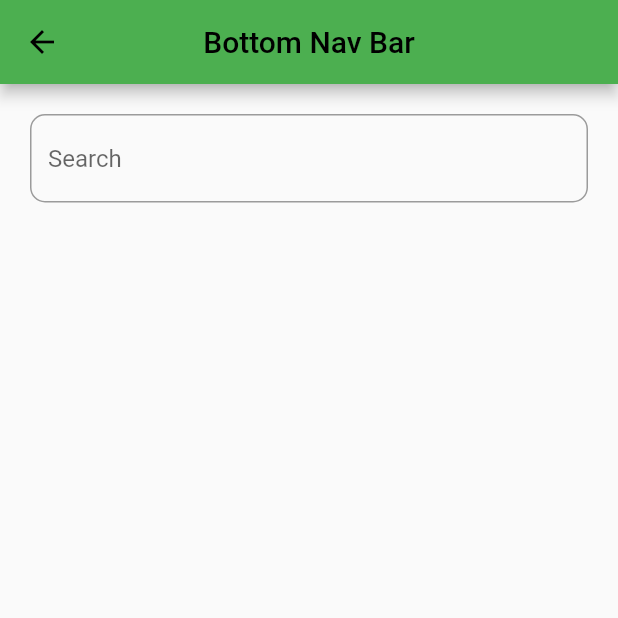
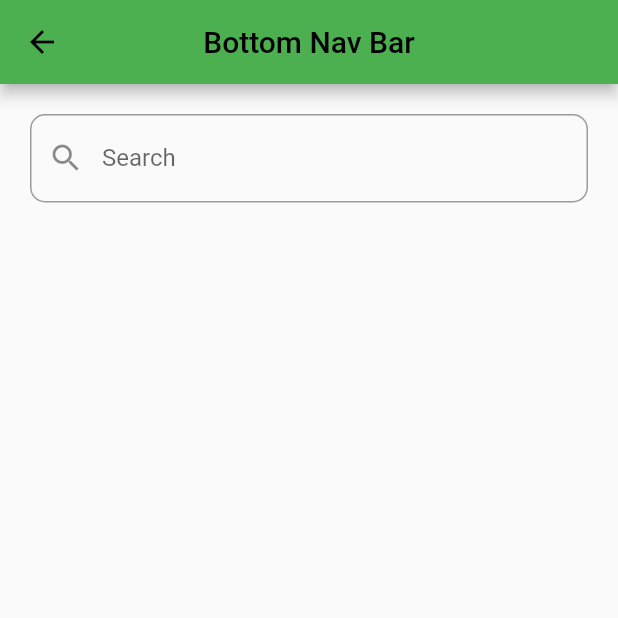
Before and after one commit to IacopoMelani/Flutter-Template, a Flutter app: the MainView screen opened directly, swiped to page 2, on a phone screen of 412 x 824 dp, the top half of it. Run offline on Flutter 3.47's test engine with Material 2 defaults, Android fonts, the light colour scheme and no system bars; our stand-ins replace adaptive_theme, bloc, flutter_bloc, shared_preferences, yaml; accounts and stored records are empty.

Commit message:
Start custom TextField

```diff
--- a/lib/views/pages/login_view.dart
+++ b/lib/views/pages/login_view.dart
@@ -7,6 +7,8 @@ import 'package:flutter_btmnavbar/bloc/login/login_event.dart';
 import 'package:flutter_btmnavbar/bloc/login/login_state.dart';
 import 'package:flutter_btmnavbar/mixins/snackbar.dart';
 import 'package:flutter_btmnavbar/services/auth_services.dart';
+import 'package:flutter_btmnavbar/styles/color.dart';
+import 'package:flutter_btmnavbar/widgets/inputs/my_text_field.dart';
 import 'package:flutter_btmnavbar/widgets/loadings/circular_progress_indicator.dart';
 
 class LoginView extends StatefulWidget {
@@ -56,6 +58,7 @@ class _SignInFormState extends State<_SignInForm> with MySnackBar {
   final _emailController = TextEditingController();
   final _passwordController = TextEditingController();
   bool _autoValidate = false;
+  bool _passwordVisible = false;
 
   @override
   Widget build(BuildContext context) {
@@ -113,7 +116,6 @@ class _SignInFormState extends State<_SignInForm> with MySnackBar {
                 labelText: 'Email',
                 hintText: 'Enter valid email id as abc@gmail.com',
               ),
-              validator: (value) => value == null ? 'La mail è obbligatoria' : null,
             ),
           ),
           Padding(
@@ -123,16 +125,35 @@ class _SignInFormState extends State<_SignInForm> with MySnackBar {
               top: 25.0,
               bottom: 0,
             ),
-            child: TextFormField(
+            child: MyTextField(
+              labelText: 'Password',
               controller: _passwordController,
-              obscureText: true,
-              decoration: InputDecoration(
-                border: OutlineInputBorder(),
-                labelText: 'Password',
-                hintText: 'Enter secure password',
+              hintText: 'Enter password',
+              obscureText: !_passwordVisible,
+              suffixIcon: IconButton(
+                highlightColor: Colors.transparent,
+                splashColor: Colors.transparent,
+                hoverColor: Colors.transparent,
+                icon: Icon(
+                  _passwordVisible ? Icons.visibility : Icons.visibility_off,
+                  color: ColorApp.primaryColorLight,
+                ),
+                onPressed: () => setState(
+                  () {
+                    _passwordVisible = !_passwordVisible;
+                  },
+                ),
               ),
-              validator: (value) => value == null ? 'la password è obbligatoria' : null,
             ),
+// TextFormField(
+//               controller: _passwordController,
+//               obscureText: true,
+//               decoration: InputDecoration(
+//                 border: OutlineInputBorder(),
+//                 labelText: 'Password',
+//                 hintText: 'Enter secure password',
+//               ),
+//             ),
           ),
           SizedBox(
             height: 45,
--- a/lib/views/pages/search_view.dart
+++ b/lib/views/pages/search_view.dart
@@ -1,4 +1,5 @@
 import 'package:flutter/material.dart';
+import 'package:flutter_btmnavbar/widgets/inputs/my_text_field.dart';
 
 class Search extends StatefulWidget {
   const Search({Key? key}) : super(key: key);
@@ -18,13 +19,10 @@ class _SearchState extends State<Search> {
           crossAxisAlignment: CrossAxisAlignment.start,
           children: [
             Expanded(
-              child: TextField(
-                decoration: InputDecoration(
-                  hintText: 'Search',
-                  border: OutlineInputBorder(
-                    borderRadius: BorderRadius.circular(10),
-                  ),
-                ),
+              child: MyTextField(
+                labelText: "Search",
+                type: TextFieldType.search,
+                prefixIcon: Icon(Icons.search),
               ),
             ),
           ],
--- /dev/null
+++ b/lib/widgets/inputs/my_text_field.dart
@@ -0,0 +1,51 @@
+import 'package:flutter/material.dart';
+
+enum TextFieldType {
+  search,
+  text,
+}
+
+class MyTextField extends StatelessWidget {
+  final String labelText;
+  final String? hintText;
+  final Widget? prefixIcon;
+  final Widget? suffixIcon;
+  final bool? autofocus;
+  final bool? obscureText;
+  final bool? autocorrect;
+  final TextFieldType type;
+  final TextEditingController? controller;
+  final TextInputType? keyboardType;
+
+  const MyTextField({
+    Key? key,
+    required this.labelText,
+    this.type = TextFieldType.text,
+    this.hintText,
+    this.autocorrect,
+    this.autofocus,
+    this.controller,
+    this.keyboardType,
+    this.prefixIcon,
+    this.obscureText,
+    this.suffixIcon,
+  }) : super(key: key);
+
+  @override
+  Widget build(BuildContext context) => TextField(
+        autofocus: autofocus ?? false,
+        controller: controller,
+        keyboardType: keyboardType,
+        autocorrect: false,
+        obscureText: obscureText ?? false,
+        decoration: InputDecoration(
+          labelText: labelText,
+          hintText: hintText,
+          prefixIcon: prefixIcon != null ? prefixIcon : null,
+          suffixIcon: suffixIcon != null ? suffixIcon : null,
+          border: OutlineInputBorder(
+            borderRadius: type == TextFieldType.search ? BorderRadius.circular(10) : BorderRadius.circular(4),
+          ),
+        ),
+      );
+}
```
